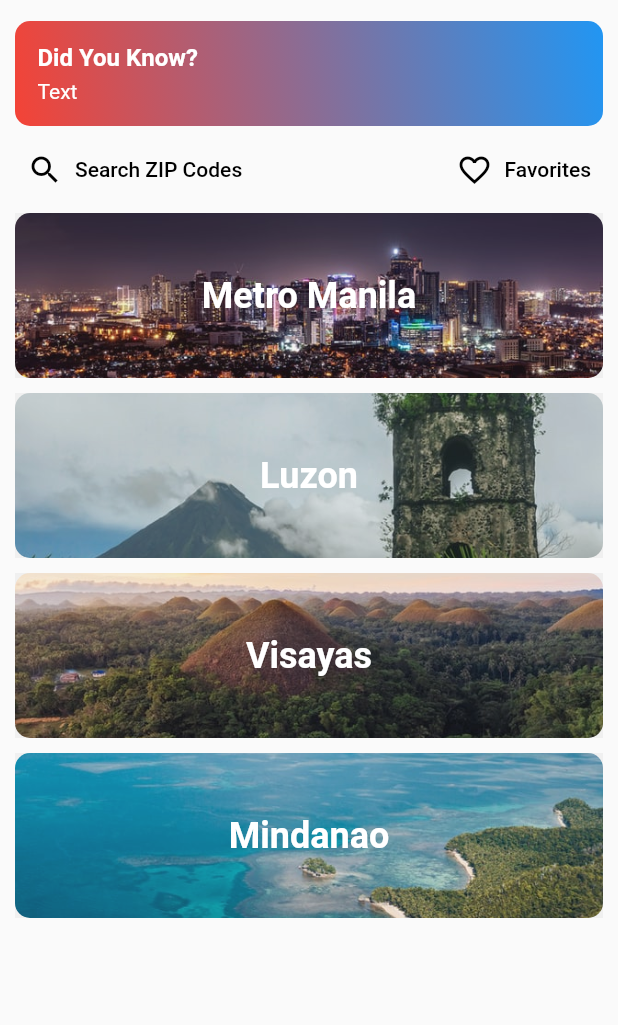
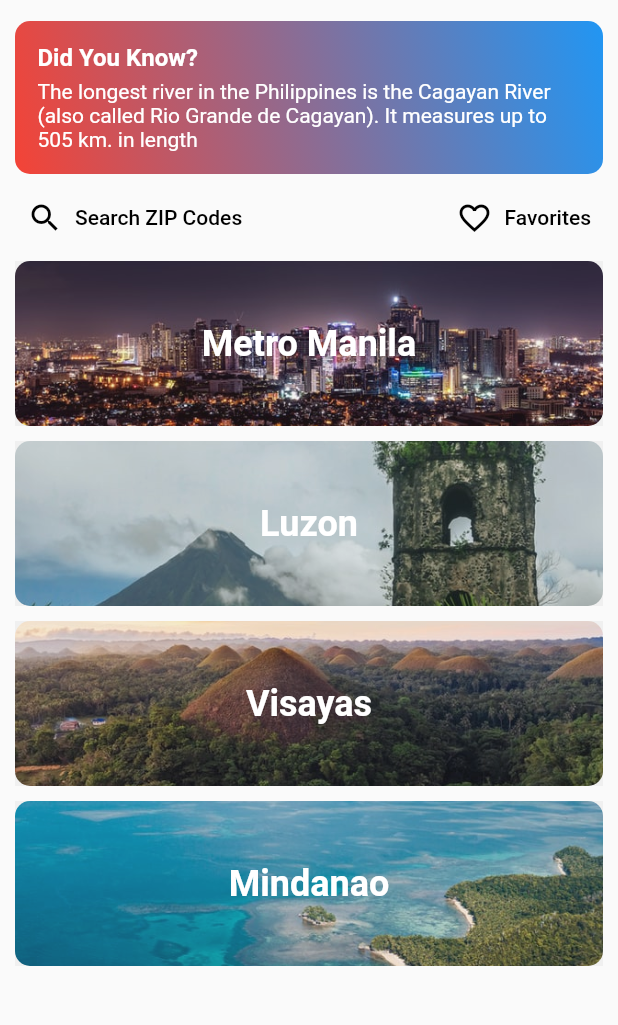
Before and after one commit to reddvid/zipcodeph_flutter, a Flutter app: the screen it shows after launch, on a phone screen of 412 x 824 dp, the part 51-1076 px from its top. Run offline on Flutter 3.47's test engine with Material 2 defaults, Android fonts, the phone set to English and light mode, and no system bars; our stand-ins replace package_info_plus, share_plus, sqflite; missing offline and left inert: dialog_alert, flutter_search_bar; accounts and stored records are empty.

Commit message:
Bare trivia code

```diff
--- /dev/null
+++ b/assets/json/trivias.json
@@ -0,0 +1,37 @@
+{
+  "trivias": [
+    "Batanes is the only region in the Philippines with a \"winter\" season",
+    "The Baclayon Church in Bohol was built using coral stones and egg whites.",
+    "The country's oldest tree (Canlaon Century Balete tree) is located in Canlaon City, Negros Oriental.",
+    "The Jesuit House (Museo de Parian) located in Cebu City is the oldest documented house in the country.",
+    "Emilio Aguinaldo, the first Philippine president was born on 1869 in Cavite.",
+    "The original \"barrel man\" of Ifugao woodcarvers was a symbol of indirect protest against American colonizers",
+    "Mt. Pinatubo on the Philippine island of Luzon erupted on June 15, 1991, and created the largest mushroom cloud in the world.",
+    "In the Philippine island province of Camiguin, there are more volcanoes (7) than towns (5).",
+    "The eight rays of the sun (flag) represent the first eight provinces, Manila, Cavite, Bulacan, Pampanga, Nueva Ecija, Tarlac, Laguna, and Batangas, which revolted against Spanish rule.",
+    "Apolinario Mabini was the first Prime Minister of the Philippines. He was born in Tanauan, Batangas.",
+    "Abra is Spanish for \"opening\", which the province was originally called El Abra de Vigan (The Gap of Vigan)",
+    "Albay was shortened from the phrase Al Baybay which means \"by the shore\"",
+    "Aurora province was named in honor of Aurora Quezon, wife of president Manuel Quezon - who was born in Baler",
+    "Bulacan came from the word burakan, Tagalog or Kapampangan for \"muddy place\"",
+    "Laguna, Spanish for \"lake\" or \"lagoon\"",
+    "Palawan came from \"perawan\" - a Malay word which means \"virgin land\"",
+    "Rizal province was named after Jose Rizal as an honor.",
+    "The highest point in the country is Mt. Apo, standing 2,954 high and is located between Davao City and Davao del Sur province",
+    "The Mindoro dwarf buffalo, commonly called tamaraw, is a critically endangered mammal that can be only found in Mindoro, Philippines.",
+    "Sinarapan, the world's smallest food fish, can be only found in the Philippines, particularly in the Bicol River, and in Lakes Manapao, Katugday, Bato, and Buhi in Camarines Sur.",
+    "The San Juanico Bridge that connects Leyte and Samar is the longest bridge in the Philippines that connects two islands. It is 2.162 km. in length",
+    "Laguna de Bay is the largest lake in the Philippines. It is located between Laguna and Rizal, and measures 900 sq. km",
+    "The Mayon Volcano in Albay, Philippines, has a perfect cone shape.",
+    "Corazon Aquino is the 11th President of the Philippines, becoming the first woman to hold that office. She was born in Tarlac",
+    "Rodrigo Roa Duterte, also known as Digong and Rody, is a Filipino politician who is the 16th and current President of the Philippines and the first from Mindanao to hold the office.",
+    "The longest river in the Philippines is the Cagayan River (also called Rio Grande de Cagayan). It measures up to 505 km. in length",
+    "Cebu City, known as the \"Queen City of the South\", is considered the oldest city in the country.",
+    "The Maria Cristina Falls, which is located in Lanao del Norte, is the largest falls in the country.",
+    "Marikina City is considered the Shoe Capital of the Philippines.",
+    "Luneta Park was originally called Bagumbayan.",
+    "The highest mountain in the Philippines is Mt. Apo, a dormant volcano found in Mindanao, at 2,954 meters (9,689 feet). Mt. Pulag in Luzon is the second highest at 2,928 meters (9604 feet).",
+    "The largest city in the Philippines is Davao City. With an area of 2,211 sq. km., it is about three times the size of the national capital, Metro Manila.",
+    "Negros Occidental has the most cities among Philippine provinces."
+  ]
+}
--- a/lib/views/mainpage.dart
+++ b/lib/views/mainpage.dart
@@ -1,7 +1,10 @@
+import 'dart:convert';
 import 'dart:io';
 import 'dart:ui';
 
+import 'package:dialog_alert/dialog_alert.dart';
 import 'package:flutter/cupertino.dart';
+import 'package:flutter/gestures.dart';
 import 'package:flutter/material.dart';
 import 'package:zipcodeph_flutter/main.dart';
 import 'package:zipcodeph_flutter/views/aboutpage.dart';
@@ -18,13 +21,35 @@ class MainMenu extends StatefulWidget {
 
 class _MainMenuState extends State<MainMenu> with RouteAware {
   static const double _height = 110;
+  late List<dynamic> trivias = [];
+  late String currentTrivia = "";
 
   @override
   void initState() {
     WidgetsBinding.instance.addPostFrameCallback((timeStamp) {
       routeObserver.subscribe(this, ModalRoute.of(context)!);
     });
+    DefaultAssetBundle.of(context)
+        .loadString("assets/json/trivias.json")
+        .then((value) {
+      final jsonResult = jsonDecode(value)['trivias'];
+      setState(() {
+        trivias = jsonResult;
+        trivias.shuffle();
+        currentTrivia = trivias.isEmpty ? "" : trivias.first;
+      });
+    });
+
     super.initState();
+  }
+
+  @override
+  void didPopNext() {
+    setState(() {
+      trivias.shuffle();
+      currentTrivia = trivias.first;
+    });
+    super.didPopNext();
   }
 
   @override
@@ -68,19 +93,35 @@ class _MainMenuState extends State<MainMenu> with RouteAware {
         padding: const EdgeInsets.fromLTRB(15, 15, 15, 15),
         child: Column(
           crossAxisAlignment: CrossAxisAlignment.start,
-          children: const [
-            Text(
+          children: [
+            const Text(
               'Did You Know?',
               style: TextStyle(
                   fontWeight: FontWeight.bold,
                   color: Colors.white,
                   fontSize: 16),
             ),
-            Divider(
+            const Divider(
               height: 5,
               color: Colors.transparent,
             ),
-            Text('Text', style: TextStyle(color: Colors.white))
+            RichText(
+                text: TextSpan(
+                    recognizer: TapGestureRecognizer()
+                      ..onTap = () async {
+                        final result = await showDialogAlert(
+                          context: context,
+                          title: 'Did You Know',
+                          message: currentTrivia,
+                          actionButtonTitle: 'Share',
+                          cancelButtonTitle: 'Close',
+                        );
+                        if (result == ButtonActionType.action) {
+                          // TODO: Share Trivia
+                        }
+                      },
+                    text: currentTrivia,
+                    style: const TextStyle(color: Colors.white)))
             // Align(
             //     alignment: Alignment.bottomRight,
             //     child: shareButton())
--- a/pubspec.yaml
+++ b/pubspec.yaml
@@ -43,7 +43,7 @@ dependencies:
   share_plus: ^4.0.10
   flutter_search_bar: ^3.0.0-dev.1
   path_provider: ^2.0.11
-  flutter_svg: ^1.1.1+1
+  dialog_alert: ^0.0.3
 
 dev_dependencies:
   flutter_test:
@@ -77,6 +77,7 @@ flutter:
     - assets/images/notfound_only.png
     - assets/images/notfound.svg
     - assets/zips_ph.db
+    - assets/json/trivias.json
 
   #   - images/a_dot_ham.jpeg
 
```
Also changed, not shown: pubspec.lock.
